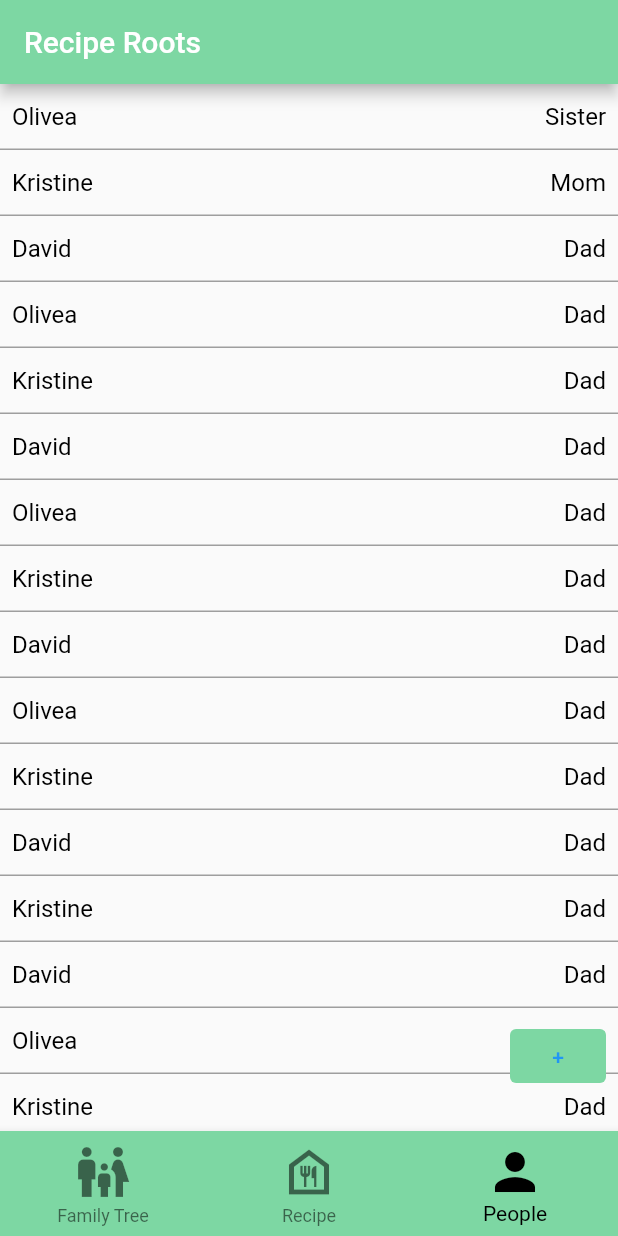
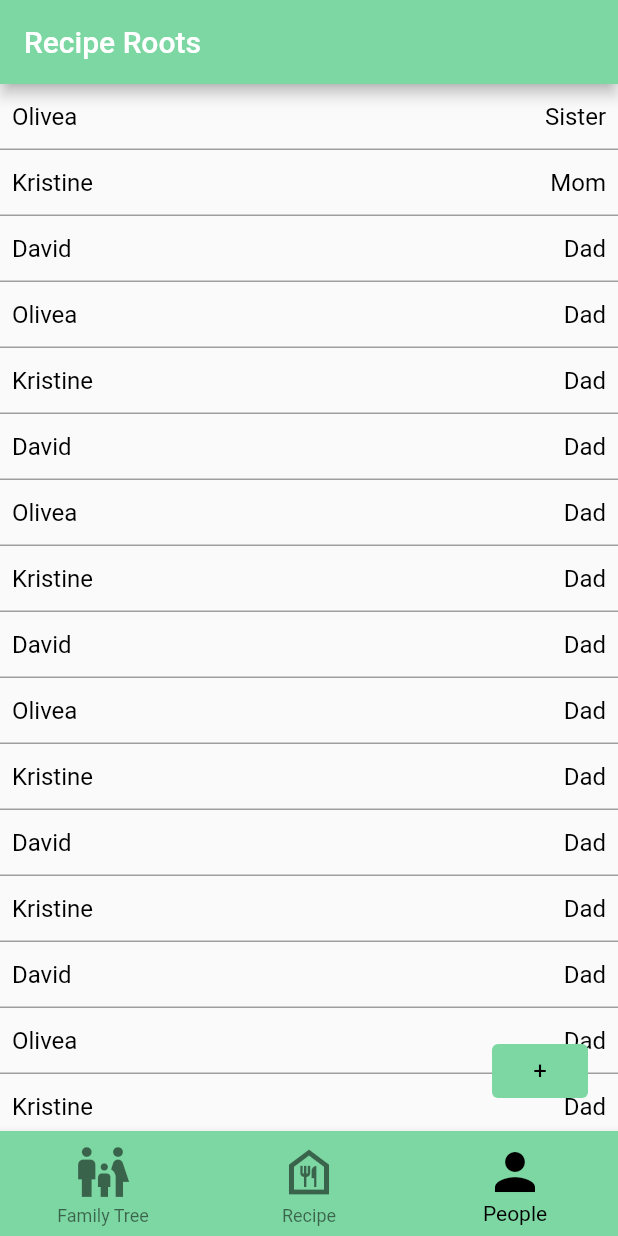
Before and after one commit to owenbean400/RecipeRootsApp, a Flutter app: the screen it shows after launch, item 3 of the bottom bar chosen, on a phone screen of 412 x 824 dp. Run offline on Flutter 3.47's test engine with Material 2 defaults, Android fonts, the phone set to English and light mode, and no system bars.

Commit message:
Fixed add button layout on phone screen

```diff
--- a/lib/view/window/people/people_view.dart
+++ b/lib/view/window/people/people_view.dart
@@ -49,14 +49,18 @@ class PeopleViewState extends State<PeopleView> {
                     return const Text("Waiting for family relation to load");
                   }
                 })),
-        Padding(
-            padding: EdgeInsets.fromLTRB(MediaQuery.of(context).size.width - 72,
-                MediaQuery.of(context).size.height - 200, 0, 0),
-            child: TextButton(
-                onPressed: () {
-                  goToAddFamiltRelation();
-                },
-                child: const Text("+"))),
+        LayoutBuilder(
+            builder: (BuildContext context, BoxConstraints constraints) {
+          return Padding(
+              padding: EdgeInsets.fromLTRB(
+                  constraints.maxWidth - 84, constraints.maxHeight - 64, 0, 0),
+              child: TextButton(
+                  onPressed: () {
+                    goToAddFamiltRelation();
+                  },
+                  child: Text("+",
+                      style: Theme.of(context).textTheme.bodyMedium)));
+        }),
       ],
     );
   }
```
